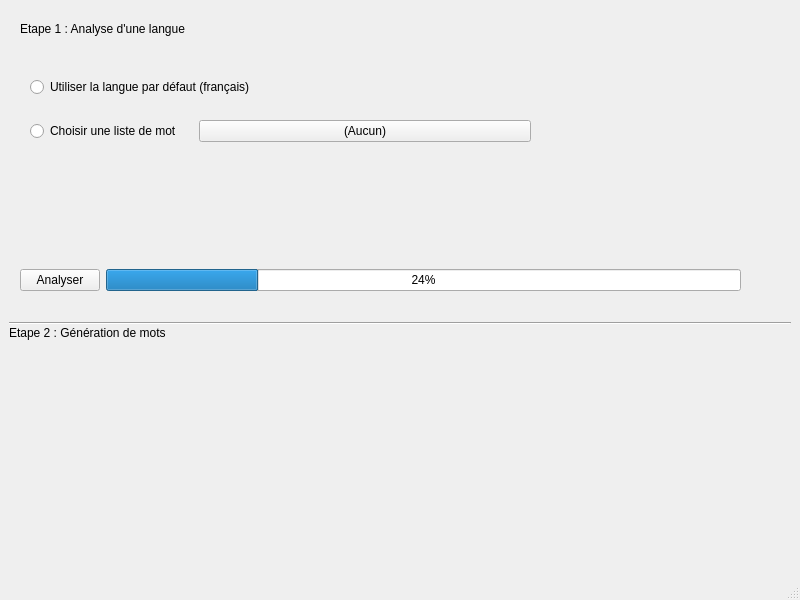
Sayanel01/GeMot, file mainwindow.ui: the form before one commit.
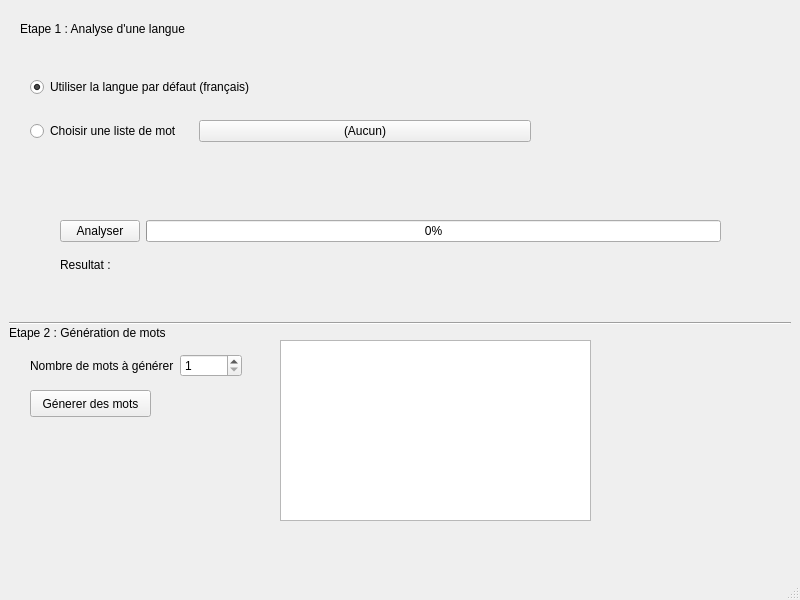
The form after the commit.

Commit message: Analyse des mots faites

```diff
--- a/mainwindow.ui
+++ b/mainwindow.ui
@@ -75,6 +75,9 @@
        <property name="text">
         <string>Utiliser la langue par défaut (français)</string>
        </property>
+       <property name="checked">
+        <bool>true</bool>
+       </property>
       </widget>
      </item>
      <item row="1" column="1" colspan="2">
@@ -86,27 +89,96 @@
      </item>
     </layout>
    </widget>
-   <widget class="QWidget" name="horizontalLayoutWidget">
+   <widget class="QPushButton" name="bouton_GenMots">
     <property name="geometry">
      <rect>
-      <x>20</x>
-      <y>260</y>
-      <width>721</width>
-      <height>41</height>
+      <x>30</x>
+      <y>390</y>
+      <width>121</width>
+      <height>27</height>
      </rect>
     </property>
-    <layout class="QHBoxLayout" name="horizontalLayout">
+    <property name="text">
+     <string>Génerer des mots</string>
+    </property>
+   </widget>
+   <widget class="QWidget" name="horizontalLayoutWidget_2">
+    <property name="geometry">
+     <rect>
+      <x>30</x>
+      <y>350</y>
+      <width>212</width>
+      <height>31</height>
+     </rect>
+    </property>
+    <layout class="QHBoxLayout" name="horizontalLayout_2">
      <item>
-      <widget class="QPushButton" name="bouton_lancerAnalyse">
+      <widget class="QLabel" name="label_NbMotGen">
+       <property name="text">
+        <string>Nombre de mots à générer</string>
+       </property>
+      </widget>
+     </item>
+     <item>
+      <widget class="QSpinBox" name="spin_NbMots">
+       <property name="minimum">
+        <number>1</number>
+       </property>
+      </widget>
+     </item>
+    </layout>
+   </widget>
+   <widget class="QTextEdit" name="text_ResMots">
+    <property name="geometry">
+     <rect>
+      <x>280</x>
+      <y>340</y>
+      <width>311</width>
+      <height>181</height>
+     </rect>
+    </property>
+    <property name="cursor" stdset="0">
+     <cursorShape>ArrowCursor</cursorShape>
+    </property>
+    <property name="readOnly">
+     <bool>true</bool>
+    </property>
+   </widget>
+   <widget class="QWidget" name="gridLayoutWidget_2">
+    <property name="geometry">
+     <rect>
+      <x>60</x>
+      <y>220</y>
+      <width>661</width>
+      <height>61</height>
+     </rect>
+    </property>
+    <layout class="QGridLayout" name="gridLayout">
+     <item row="0" column="0">
+      <widget class="QPushButton" name="bouton_LancerAnalyse">
        <property name="text">
         <string>Analyser</string>
        </property>
       </widget>
      </item>
-     <item>
+     <item row="0" column="1">
       <widget class="QProgressBar" name="progr_Analyse">
        <property name="value">
-        <number>24</number>
+        <number>0</number>
+       </property>
+      </widget>
+     </item>
+     <item row="1" column="0">
+      <widget class="QLabel" name="label">
+       <property name="text">
+        <string>Resultat :</string>
+       </property>
+      </widget>
+     </item>
+     <item row="1" column="1">
+      <widget class="QLabel" name="label_ResAnalyse">
+       <property name="text">
+        <string/>
        </property>
       </widget>
      </item>
```
Left out of the diff: 10 changed lines with no effect on the pictures. The commit also changes 5 other files.
